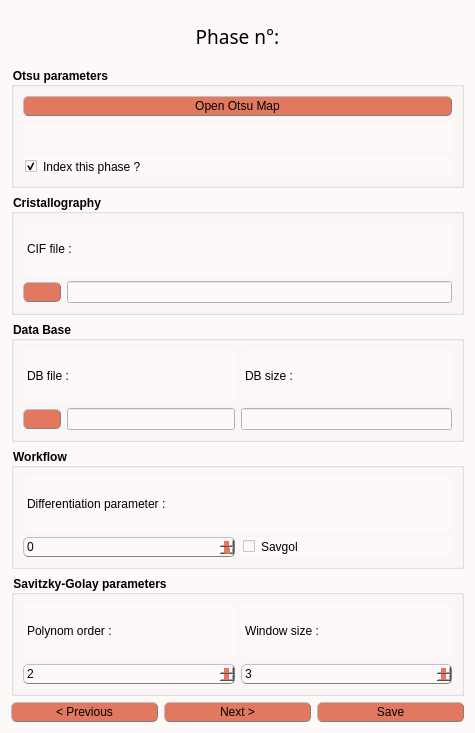
Before: the Qt Designer form indexGPU/phase_form_tempo.ui in Cyril-Langlois/indexGPU, drawn with Qt 5.
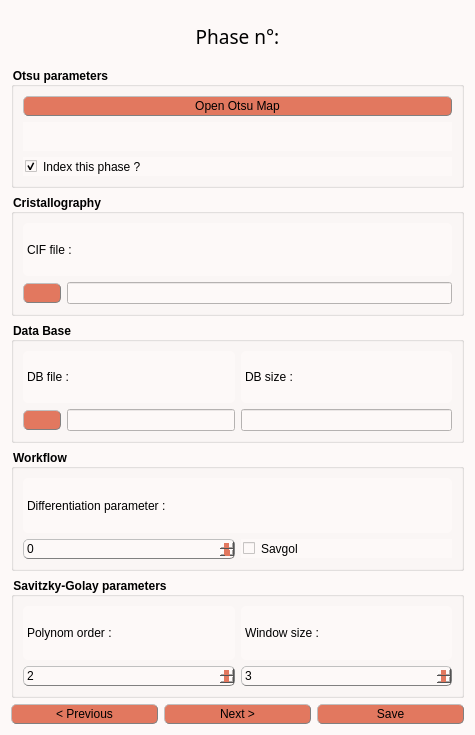
After: the same form once the commit is applied. Icons and pictures are not drawn. Custom widgets are drawn as their Qt base class.

```diff
--- a/indexGPU/phase_form_tempo.ui
+++ b/indexGPU/phase_form_tempo.ui
@@ -7,7 +7,7 @@
     <x>0</x>
     <y>0</y>
     <width>475</width>
-    <height>733</height>
+    <height>735</height>
    </rect>
   </property>
   <property name="windowTitle">
```
